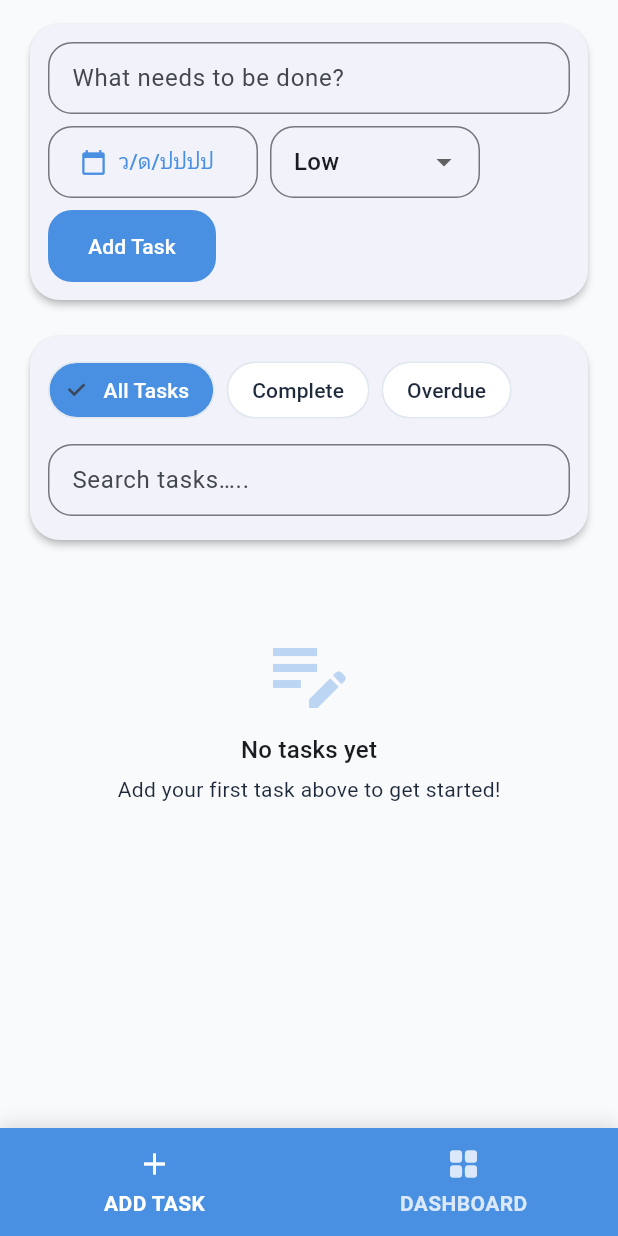
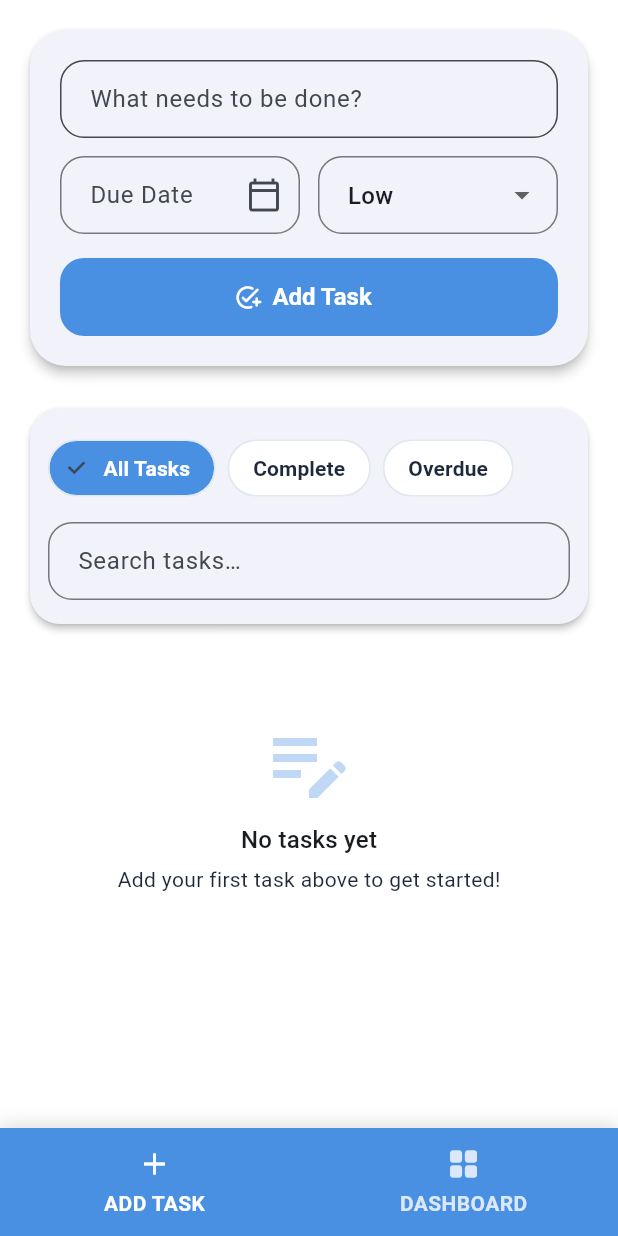
Before and after one commit to panawat-sutthasit/Todo-List, a Flutter app: the screen it shows after launch, on a phone screen of 412 x 824 dp. Run offline on Flutter 3.47's test engine with Material 3 defaults, Android fonts, the phone set to English and light mode, and no system bars; our stand-ins replace shared_preferences, table_calendar.

Commit message:
ีupdate

```diff
--- a/todolist/lib/pages/add_task_page.dart
+++ b/todolist/lib/pages/add_task_page.dart
@@ -4,7 +4,7 @@ import 'package:provider/provider.dart';
 
 import '../models/task.dart';
 import '../providers/task_provider.dart';
-import '../widgets/task_card.dart'; // ใช้งาน TaskCard ตรง ๆ
+import '../widgets/task_card.dart';
 
 class AddTaskPage extends StatefulWidget {
   const AddTaskPage({super.key});
@@ -29,22 +29,27 @@ class _AddTaskPageState extends State<AddTaskPage> {
     final picked = await showDatePicker(
       context: context,
       firstDate: DateTime(now.year - 1),
-      lastDate: DateTime(now.year + 5),
+      lastDate: DateTime(now.year + 3),
       initialDate: _due ?? now,
+      helpText: 'เลือกวันที่',
+      cancelText: 'ยกเลิก',
+      confirmText: 'ตกลง',
     );
-    if (picked != null) setState(() => _due = picked);
+    if (picked != null) {
+      setState(() => _due = picked);
+    }
   }
 
   Future<void> _save() async {
     final text = _title.text.trim();
     if (text.isEmpty) return;
-    final t = Task(
+    final newTask = Task(
       id: DateTime.now().millisecondsSinceEpoch.toString(),
       title: text,
       due: _due,
       priority: _priority,
     );
-    await context.read<TaskProvider>().add(t);
+    await context.read<TaskProvider>().add(newTask);
     _title.clear();
     setState(() {
       _due = null;
@@ -52,28 +57,24 @@ class _AddTaskPageState extends State<AddTaskPage> {
     });
   }
 
-  Widget _pillTab(BuildContext ctx, String label, TaskFilter f) {
-    final isActive = context.watch<TaskProvider>().filter == f;
+  Widget _pillTab(String label, TaskFilter filter) {
+    final provider = context.watch<TaskProvider>();
+    final isActive = provider.filter == filter;
     return ChoiceChip(
       label: Text(label),
       selected: isActive,
       onSelected: (_) {
-        context.read<TaskProvider>().filter = f;
-        // รีเฟรชลิสต์
+        provider.filter = filter;
         // ignore: invalid_use_of_protected_member, invalid_use_of_visible_for_testing_member
-        context.read<TaskProvider>().notifyListeners();
+        provider.notifyListeners();
       },
       selectedColor: const Color(0xFF4A90E2),
       labelStyle: TextStyle(
         color: isActive ? Colors.white : const Color(0xFF1E293B),
+        fontWeight: FontWeight.w600,
       ),
       backgroundColor: Colors.white,
       side: const BorderSide(color: Color(0xFFE2E8F0)),
-      shape: StadiumBorder(
-        side: BorderSide(
-          color: isActive ? const Color(0xFF4A90E2) : const Color(0xFFE2E8F0),
-        ),
-      ),
     );
   }
 
@@ -82,127 +83,149 @@ class _AddTaskPageState extends State<AddTaskPage> {
     final theme = Theme.of(context);
     final provider = context.watch<TaskProvider>();
 
-    return SafeArea(
-      child: ListView(
-        padding: const EdgeInsets.fromLTRB(16, 12, 16, 16),
+    return Scaffold(
+      backgroundColor: theme.colorScheme.surfaceContainerLowest,
+      body: SafeArea(
+        child: SingleChildScrollView(
+          padding: const EdgeInsets.all(16),
+          child: Column(
             children: [
-          // ---------- Add Task (2 บรรทัด กันล้นแน่นอน) ----------
+              // ---------- Add Task Card ----------
               Card(
-            elevation: 2,
-            shape: RoundedRectangleBorder(borderRadius: BorderRadius.circular(20)),
+                elevation: 3,
+                shape: RoundedRectangleBorder(
+                    borderRadius: BorderRadius.circular(24)),
                 child: Padding(
-              padding: const EdgeInsets.symmetric(vertical: 12, horizontal: 12),
-              child: LayoutBuilder(
-                builder: (context, c) {
-                  const double h = 48;
-                  const double gap = 8;
-
-                  final dateField = SizedBox(
-                    height: h,
-                    width: 140,
-                    child: OutlinedButton.icon(
+                  padding: const EdgeInsets.all(20),
+                  child: Column(
+                    crossAxisAlignment: CrossAxisAlignment.stretch,
+                    children: [
+                      TextField(
+                        controller: _title,
+                        maxLength: 40,
+                        decoration: InputDecoration(
+                          hintText: 'What needs to be done?',
+                          counterText: '',
+                          filled: true,
+                          fillColor:
+                              // ignore: deprecated_member_use
+                              theme.colorScheme.surface.withOpacity(0.05),
+                          border: OutlineInputBorder(
+                            borderRadius: BorderRadius.circular(16),
+                          ),
+                          contentPadding: const EdgeInsets.symmetric(
+                              horizontal: 16, vertical: 14),
+                        ),
+                        textInputAction: TextInputAction.next,
+                        onSubmitted: (_) => _save(),
+                      ),
+                      const SizedBox(height: 12),
+                      Row(
+                        children: [
+                          // วันที่
+                          Expanded(
+                            child: GestureDetector(
+                              onTap: _pickDate,
+                              child: AbsorbPointer(
+                                child: TextField(
+                                  readOnly: true,
+                                  controller: TextEditingController(
+                                    text: _due == null
+                                        ? ''
+                                        : DateFormat('dd/MM/yyyy')
+                                            .format(_due!),
+                                  ),
+                                  decoration: InputDecoration(
+                                    hintText: 'Due Date',
+                                    suffixIcon: IconButton(
                                       onPressed: _pickDate,
-                      icon: const Icon(Icons.calendar_today, size: 18),
-                      label: Text(
-                        _due == null
-                            ? 'ว/ด/ปปปป'
-                            : DateFormat('dd/MM/yyyy').format(_due!),
+                                      icon: const Icon(
+                                          Icons.calendar_today_outlined),
                                     ),
-                      style: OutlinedButton.styleFrom(
-                        shape: RoundedRectangleBorder(
+                                    border: OutlineInputBorder(
                                       borderRadius: BorderRadius.circular(16),
+                                    ),
+                                    contentPadding: const EdgeInsets.symmetric(
+                                        horizontal: 16, vertical: 14),
                                   ),
                                 ),
                               ),
-                  );
-
-                  final priorityField = SizedBox(
-                    height: h,
-                    width: 140,
+                            ),
+                          ),
+                          const SizedBox(width: 12),
+                          // Priority
+                          Expanded(
                             child: DropdownButtonFormField<TaskPriority>(
                               // ignore: deprecated_member_use
                               value: _priority,
                               items: const [
-                        DropdownMenuItem(value: TaskPriority.low, child: Text('Low')),
-                        DropdownMenuItem(value: TaskPriority.medium, child: Text('Medium')),
-                        DropdownMenuItem(value: TaskPriority.high, child: Text('High')),
+                                DropdownMenuItem(
+                                    value: TaskPriority.low,
+                                    child: Text('Low')),
+                                DropdownMenuItem(
+                                    value: TaskPriority.medium,
+                                    child: Text('Medium')),
+                                DropdownMenuItem(
+                                    value: TaskPriority.high,
+                                    child: Text('High')),
                               ],
-                      onChanged: (v) => setState(() => _priority = v ?? TaskPriority.low),
-                      decoration: const InputDecoration(
-                        isDense: true,
+                              onChanged: (v) =>
+                                  setState(() => _priority = v!),
+                              decoration: InputDecoration(
+                                hintText: 'Priority',
                                 border: OutlineInputBorder(
-                          borderRadius: BorderRadius.all(Radius.circular(16)),
+                                  borderRadius: BorderRadius.circular(16),
+                                ),
+                                contentPadding: const EdgeInsets.symmetric(
+                                    horizontal: 16, vertical: 14),
                               ),
                             ),
                           ),
-                  );
-
-                  final addBtn = ConstrainedBox(
-                    constraints: const BoxConstraints(minHeight: h, minWidth: 112),
-                    child: FilledButton(
-                      onPressed: _save,
+                        ],
+                      ),
+                      const SizedBox(height: 16),
+                      SizedBox(
+                        height: 52,
+                        child: FilledButton.icon(
                           style: FilledButton.styleFrom(
                             backgroundColor: const Color(0xFF4A90E2),
                             shape: RoundedRectangleBorder(
                               borderRadius: BorderRadius.circular(16),
                             ),
-                        padding: const EdgeInsets.symmetric(horizontal: 18),
-                      ),
-                      child: const Text('Add Task'),
-                    ),
-                  );
-
-                  return Column(
-                    crossAxisAlignment: CrossAxisAlignment.start,
-                    children: [
-                      // บรรทัดบน: Title เต็มแถว
-                      SizedBox(
-                        height: h,
-                        width: c.maxWidth,
-                        child: TextField(
-                          controller: _title,
-                          onSubmitted: (_) => _save(),
-                          decoration: const InputDecoration(
-                            hintText: 'What needs to be done?',
-                            isDense: true,
-                            border: OutlineInputBorder(
-                              borderRadius: BorderRadius.all(Radius.circular(16)),
+                            textStyle: const TextStyle(
+                              fontSize: 16,
+                              fontWeight: FontWeight.w600,
                             ),
                           ),
+                          onPressed: _save,
+                          icon: const Icon(Icons.add_task_rounded),
+                          label: const Text("Add Task"),
                         ),
                       ),
-                      const SizedBox(height: gap),
-                      // บรรทัดล่าง: วันที่ + Priority + Add (Wrap ยืดหยุ่น)
-                      Wrap(
-                        spacing: gap,
-                        runSpacing: gap,
-                        crossAxisAlignment: WrapCrossAlignment.center,
-                        children: [dateField, priorityField, addBtn],
-                      ),
                     ],
-                  );
-                },
                   ),
                 ),
               ),
 
-          const SizedBox(height: 16),
+              const SizedBox(height: 20),
 
-          // ---------- Tabs + Search ----------
+              // ---------- Filter Tabs ----------
               Card(
                 elevation: 2,
-            shape: RoundedRectangleBorder(borderRadius: BorderRadius.circular(20)),
+                shape: RoundedRectangleBorder(
+                    borderRadius: BorderRadius.circular(20)),
                 child: Padding(
-              padding: const EdgeInsets.fromLTRB(12, 12, 12, 16),
+                  padding:
+                      const EdgeInsets.symmetric(horizontal: 12, vertical: 16),
                   child: Column(
                     crossAxisAlignment: CrossAxisAlignment.start,
                     children: [
                       Wrap(
                         spacing: 8,
                         children: [
-                      _pillTab(context, 'All Tasks', TaskFilter.all),
-                      _pillTab(context, 'Complete', TaskFilter.completed),
-                      _pillTab(context, 'Overdue', TaskFilter.overdue),
+                          _pillTab('All Tasks', TaskFilter.all),
+                          _pillTab('Complete', TaskFilter.completed),
+                          _pillTab('Overdue', TaskFilter.overdue),
                         ],
                       ),
                       const SizedBox(height: 12),
@@ -212,12 +235,13 @@ class _AddTaskPageState extends State<AddTaskPage> {
                           // ignore: invalid_use_of_protected_member, invalid_use_of_visible_for_testing_member
                           provider.notifyListeners();
                         },
-                    decoration: const InputDecoration(
-                      hintText: 'Search tasks…..',
-                      isDense: true,
+                        decoration: InputDecoration(
+                          hintText: 'Search tasks…',
                           border: OutlineInputBorder(
-                        borderRadius: BorderRadius.all(Radius.circular(16)),
+                            borderRadius: BorderRadius.circular(16),
                           ),
+                          contentPadding: const EdgeInsets.symmetric(
+                              horizontal: 16, vertical: 14),
                         ),
                       ),
                     ],
@@ -225,28 +249,27 @@ class _AddTaskPageState extends State<AddTaskPage> {
                 ),
               ),
 
-          const SizedBox(height: 12),
+              const SizedBox(height: 16),
 
-          // ---------- Empty state ----------
+              // ---------- Task list ----------
               if (provider.tasks.isEmpty)
                 Padding(
                   padding: const EdgeInsets.only(top: 40),
                   child: Column(
                     children: [
                       Icon(Icons.edit_note,
+                          size: 64,
                           // ignore: deprecated_member_use
-                      size: 64, color: theme.colorScheme.primary.withOpacity(.35)),
+                          color: theme.colorScheme.primary.withOpacity(.35)),
                       const SizedBox(height: 8),
                       Text('No tasks yet', style: theme.textTheme.titleMedium),
                       const SizedBox(height: 4),
                       const Text('Add your first task above to get started!'),
                     ],
                   ),
-            ),
-
-          // ---------- Task list ----------
-          for (final t in provider.tasks)
-            TaskCard(
+                )
+              else
+                ...provider.tasks.map((t) => TaskCard(
                       task: t,
                       onEdit: () async {
                         final ctrl = TextEditingController(text: t.title);
@@ -261,7 +284,8 @@ class _AddTaskPageState extends State<AddTaskPage> {
                               children: [
                                 TextField(
                                   controller: ctrl,
-                          decoration: const InputDecoration(labelText: 'Title'),
+                                  decoration: const InputDecoration(
+                                      labelText: 'Title'),
                                 ),
                                 const SizedBox(height: 8),
                                 Row(
@@ -272,30 +296,43 @@ class _AddTaskPageState extends State<AddTaskPage> {
                                           final now = DateTime.now();
                                           final picked = await showDatePicker(
                                             context: context,
-                                    firstDate: DateTime(now.year - 1),
-                                    lastDate: DateTime(now.year + 5),
+                                            firstDate:
+                                                DateTime(now.year - 1),
+                                            lastDate:
+                                                DateTime(now.year + 5),
                                             initialDate: dd ?? now,
                                           );
                                           if (picked != null) dd = picked;
                                         },
-                                icon: const Icon(Icons.calendar_today, size: 18),
+                                        icon: const Icon(
+                                            Icons.calendar_today, size: 18),
                                         label: Text(dd == null
                                             ? 'ว/ด/ปปปป'
-                                    : DateFormat('dd/MM/yyyy').format(dd!)),
+                                            : DateFormat('dd/MM/yyyy')
+                                                .format(dd!)),
                                       ),
                                     ),
                                     const SizedBox(width: 8),
                                     Expanded(
-                              child: DropdownButtonFormField<TaskPriority>(
+                                      child:
+                                          DropdownButtonFormField<TaskPriority>(
                                         // ignore: deprecated_member_use
                                         value: pp,
                                         items: const [
-                                  DropdownMenuItem(value: TaskPriority.low, child: Text('Low')),
-                                  DropdownMenuItem(value: TaskPriority.medium, child: Text('Medium')),
-                                  DropdownMenuItem(value: TaskPriority.high, child: Text('High')),
+                                          DropdownMenuItem(
+                                              value: TaskPriority.low,
+                                              child: Text('Low')),
+                                          DropdownMenuItem(
+                                              value: TaskPriority.medium,
+                                              child: Text('Medium')),
+                                          DropdownMenuItem(
+                                              value: TaskPriority.high,
+                                              child: Text('High')),
                                         ],
-                                onChanged: (v) => pp = v ?? TaskPriority.low,
-                                decoration: const InputDecoration(labelText: 'Priority'),
+                                        onChanged: (v) =>
+                                            pp = v ?? TaskPriority.low,
+                                        decoration: const InputDecoration(
+                                            labelText: 'Priority'),
                                       ),
                                     ),
                                   ],
@@ -309,11 +346,17 @@ class _AddTaskPageState extends State<AddTaskPage> {
                               ),
                               FilledButton(
                                 onPressed: () async {
-                          t.title = ctrl.text.trim().isEmpty ? t.title : ctrl.text.trim();
+                                  t.title = ctrl.text.trim().isEmpty
+                                      ? t.title
+                                      : ctrl.text.trim();
                                   t.due = dd;
                                   t.priority = pp;
-                          await context.read<TaskProvider>().update(t);
-                          if (context.mounted) Navigator.pop(context);
+                                  await context
+                                      .read<TaskProvider>()
+                                      .update(t);
+                                  if (context.mounted)
+                                    // ignore: curly_braces_in_flow_control_structures
+                                    Navigator.pop(context);
                                 },
                                 child: const Text('Save'),
                               ),
@@ -321,14 +364,39 @@ class _AddTaskPageState extends State<AddTaskPage> {
                           ),
                         );
                       },
-              // ส่ง onDelete ให้ TaskCard (TaskCard จะถามยืนยันเอง)
                       onDelete: () async {
-                await context.read<TaskProvider>().removeById(t.id);
+                        final confirm = await showDialog<bool>(
+                          context: context,
+                          builder: (_) => AlertDialog(
+                            title: const Text('Confirm Delete'),
+                            content: const Text(
+                                'คุณแน่ใจหรือไม่ว่าต้องการลบงานนี้ออก?'),
+                            actions: [
+                              TextButton(
+                                onPressed: () =>
+                                    Navigator.pop(context, false),
+                                child: const Text('Cancel'),
+                              ),
+                              FilledButton(
+                                onPressed: () =>
+                                    Navigator.pop(context, true),
+                                style: FilledButton.styleFrom(
+                                    backgroundColor: Colors.red),
+                                child: const Text('Delete'),
+                              ),
+                            ],
+                          ),
+                        );
+                        if (confirm == true) {
+                          // ignore: use_build_context_synchronously
+                          await context.read<TaskProvider>().delete(t.id);
+                        }
                       },
+                    )),
+              const SizedBox(height: 100),
+            ],
           ),
-
-          const SizedBox(height: 100), // เผื่อพื้นที่เหนือ bottom nav
-        ],
+        ),
       ),
     );
   }
```
Lines whose indentation alone changed are shown as unchanged.
